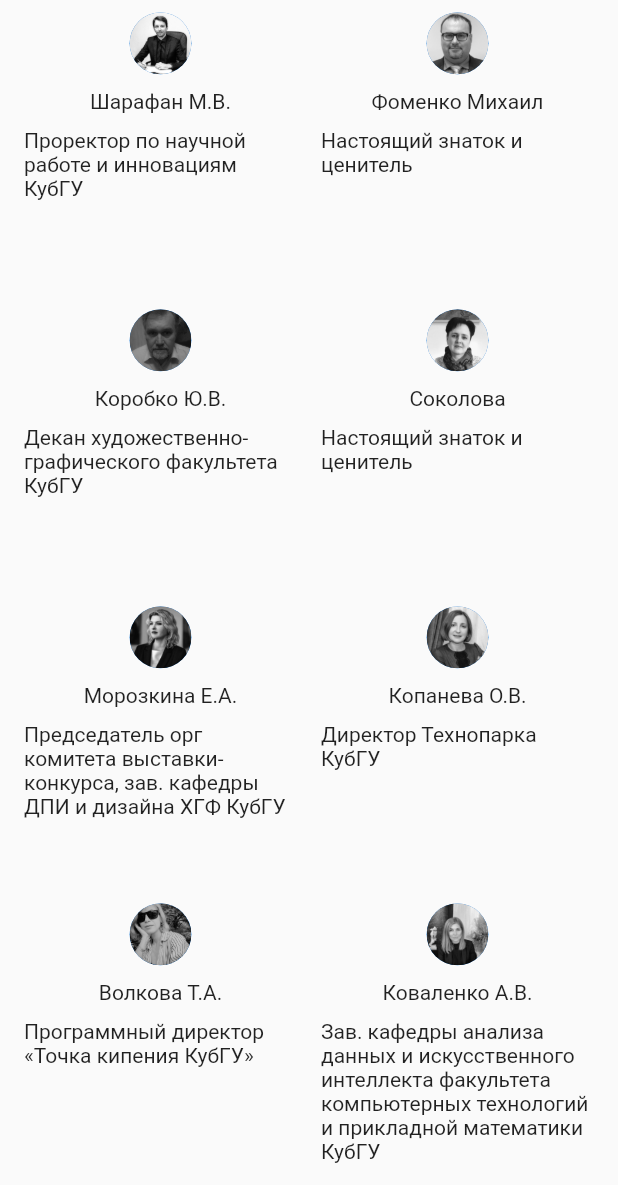
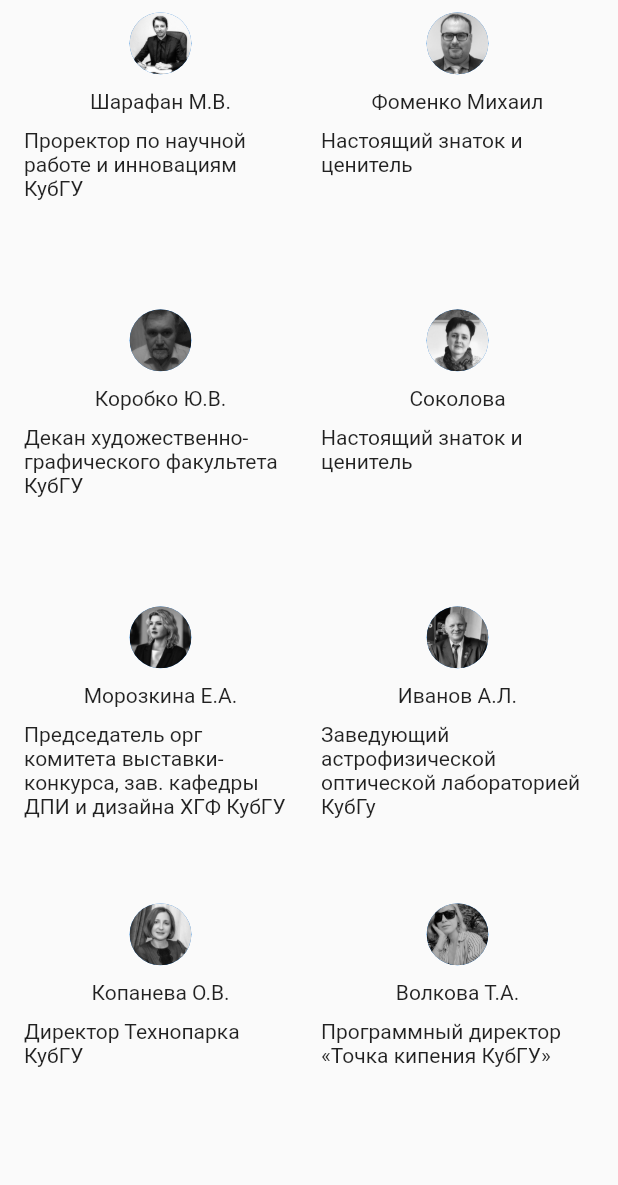
Before and after one commit to AirMax2303/science_art_space, a Flutter app: the ExpertsPage screen opened directly, on a phone screen of 412 x 824 dp, the part 51-1236 px from its top. Run offline on Flutter 3.47's test engine with Material 2 defaults, Android fonts, the light colour scheme and no system bars; our stand-ins replace file_picker, flutter_form_builder, flutter_widget_from_html, video_player.

Commit message:
Правки

```diff
--- a/lib/model/models.dart
+++ b/lib/model/models.dart
@@ -110,7 +110,9 @@
       'Кафедра истории и правового регулирования массовых коммуникаций факультета журналистики',
       'assets/organizers/IMG-20230331-WA0019.jpg'),
   Partner('5', 'Физико-технический факультет КубГУ',
-      'assets/organizers/IMG-20230331-WA0021.jpg')
+      'assets/organizers/IMG-20230331-WA0021.jpg'),
+  Partner('6', 'Витебский Государственный Университет',
+      'assets/organizers/vitebsk.jpg'),
 ];
 
 var experts = [
@@ -130,6 +132,11 @@
       'Морозкина Е.А.',
       'Председатель орг комитета выставки-конкурса, зав. кафедры ДПИ и дизайна ХГФ КубГУ',
       'assets/experts/morozkina.jpg'),
+  Expert(
+      '3',
+      'Иванов А.Л.',
+      'Заведующий астрофизической оптической лабораторией КубГу',
+      'assets/experts/ivanov.jpg'),
   Expert('5', 'Копанева О.В.', 'Директор Технопарка КубГУ',
       'assets/experts/koponeva.jpg'),
   Expert('6', 'Волкова Т.А.', 'Программный директор «Точка кипения КубГУ»',
```
Also changed, not shown: lib/pages/form/form_page.dart (+9 -0 lines), assets/experts/ivanov.jpg (added), assets/organizers/vitebsk.jpg (added).
